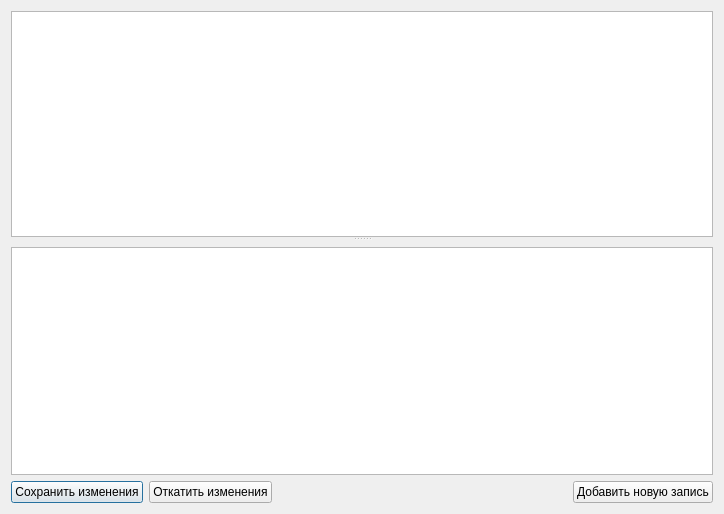
Above: TournamentManager/dialogmanagersqltable.ui from BarsukAlexey/xelarogi before the change. Below: the same form after it.
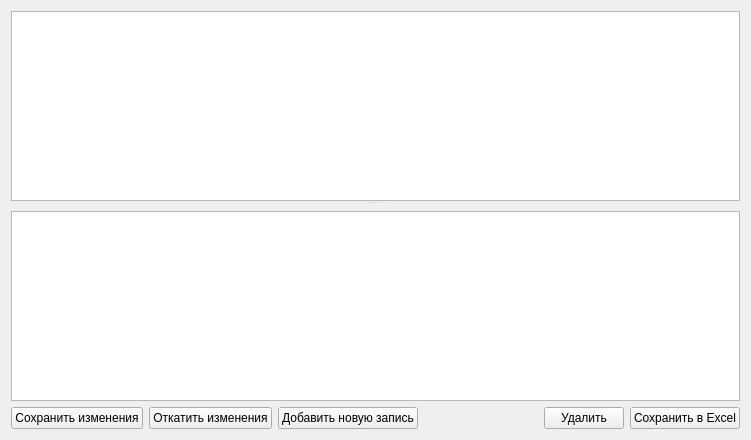
That is the form after the change.

The edit to the form file:
```diff
--- a/TournamentManager/dialogmanagersqltable.ui
+++ b/TournamentManager/dialogmanagersqltable.ui
@@ -1,18 +1,7 @@
 <?xml version="1.0" encoding="UTF-8"?>
 <ui version="4.0">
  <class>DialogManagerSqlTable</class>
- <widget class="QDialog" name="DialogManagerSqlTable">
-  <property name="geometry">
-   <rect>
-    <x>0</x>
-    <y>0</y>
-    <width>724</width>
-    <height>514</height>
-   </rect>
-  </property>
-  <property name="windowTitle">
-   <string>Dialog</string>
-  </property>
+ <widget class="QWidget" name="DialogManagerSqlTable">
   <layout class="QGridLayout" name="gridLayout">
    <item row="0" column="0">
     <widget class="QSplitter" name="splitter">
@@ -56,19 +45,6 @@
        </property>
       </widget>
      </item>
-     <item>
-      <spacer name="horizontalSpacer">
-       <property name="orientation">
-        <enum>Qt::Horizontal</enum>
-       </property>
-       <property name="sizeHint" stdset="0">
-        <size>
-         <width>40</width>
-         <height>20</height>
-        </size>
-       </property>
-      </spacer>
-     </item>
      <item>
       <widget class="QPushButton" name="pushButtonInsert">
        <property name="text">
@@ -76,6 +52,59 @@
        </property>
       </widget>
      </item>
+     <item>
+      <spacer name="horizontalSpacer">
+       <property name="orientation">
+        <enum>Qt::Horizontal</enum>
+       </property>
+       <property name="sizeHint" stdset="0">
+        <size>
+         <width>40</width>
+         <height>20</height>
+        </size>
+       </property>
+      </spacer>
+     </item>
+     <item>
+      <spacer name="horizontalSpacer_2">
+       <property name="orientation">
+        <enum>Qt::Horizontal</enum>
+       </property>
+       <property name="sizeHint" stdset="0">
+        <size>
+         <width>40</width>
+         <height>20</height>
+        </size>
+       </property>
+      </spacer>
+     </item>
+     <item>
+      <spacer name="horizontalSpacer_3">
+       <property name="orientation">
+        <enum>Qt::Horizontal</enum>
+       </property>
+       <property name="sizeHint" stdset="0">
+        <size>
+         <width>40</width>
+         <height>20</height>
+        </size>
+       </property>
+      </spacer>
+     </item>
+     <item>
+      <widget class="QPushButton" name="pushButton">
+       <property name="text">
+        <string>Удалить</string>
+       </property>
+      </widget>
+     </item>
+     <item>
+      <widget class="QPushButton" name="pushButton_2">
+       <property name="text">
+        <string>Сохранить в Excel</string>
+       </property>
+      </widget>
+     </item>
     </layout>
    </item>
   </layout>
```
